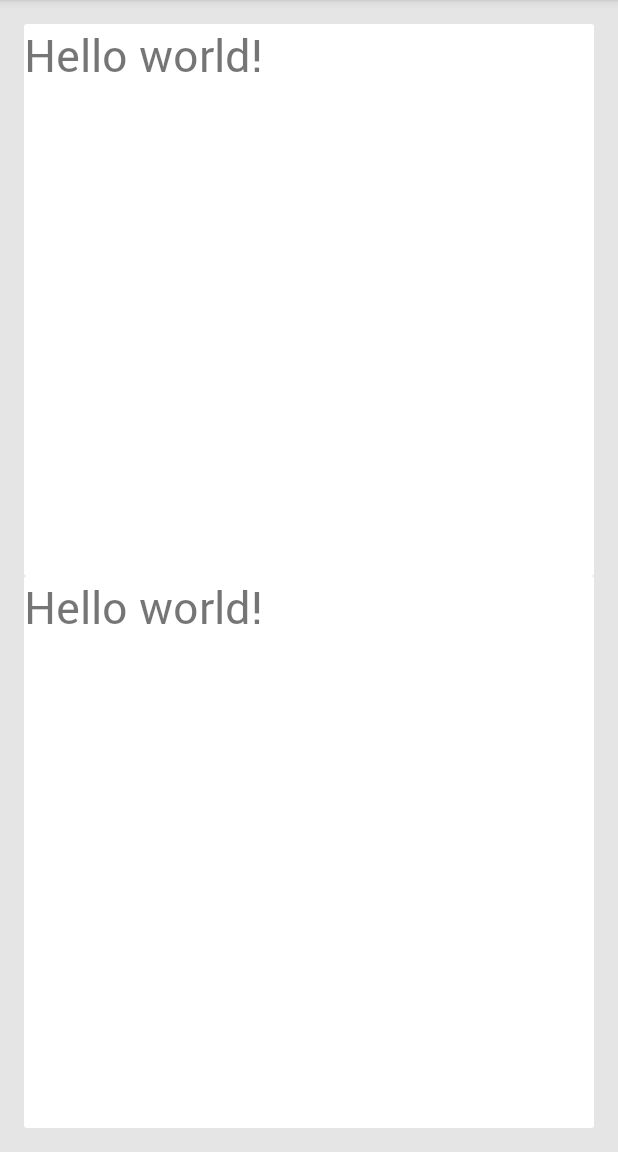
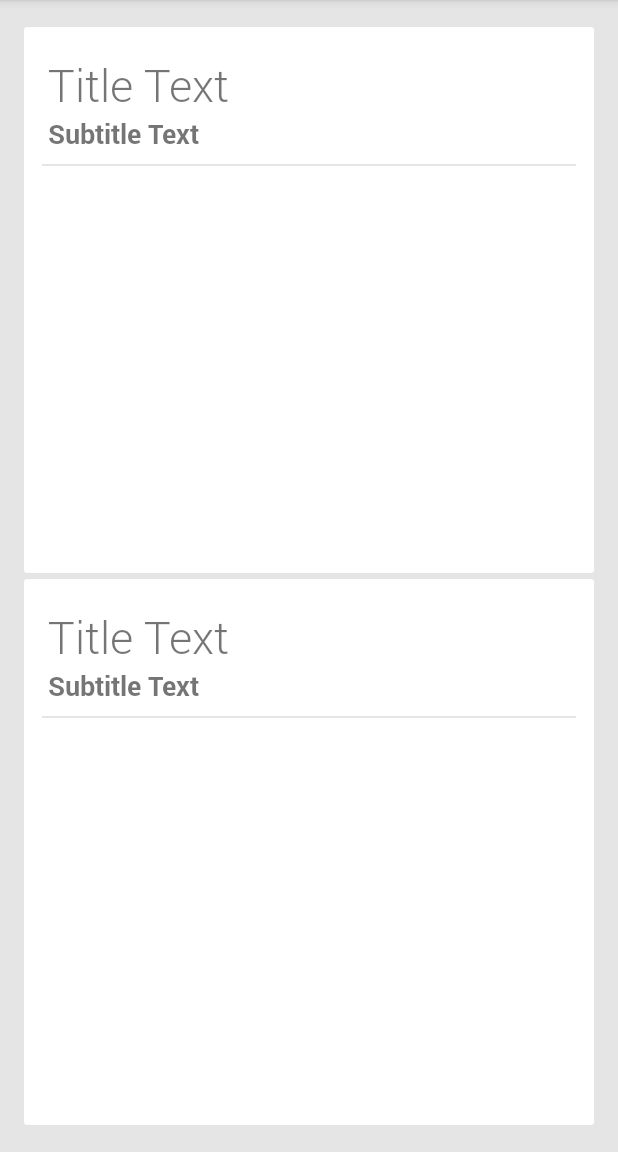
Before and after one commit to phyous/prism, an Android app: the screen it shows after launch (GraderActivity), on a phone screen of 412 x 824 dp, the part 84-1236 px from its top. Run offline under Robolectric (Android 15) with nearby library versions, the phone set to English and light mode, and no system bars.

Commit message:
Moved GraderCardFragment to its own class

```diff
--- a/Prism/src/main/java/com/phyous/prism/GraderActivity.java
+++ b/Prism/src/main/java/com/phyous/prism/GraderActivity.java
@@ -1,14 +1,9 @@
 package com.phyous.prism;
 
-import android.graphics.Typeface;
 import android.support.v7.app.ActionBarActivity;
-import android.support.v4.app.Fragment;
 import android.os.Bundle;
-import android.view.LayoutInflater;
 import android.view.Menu;
 import android.view.MenuItem;
-import android.view.View;
-import android.view.ViewGroup;
 
 public class GraderActivity extends ActionBarActivity {
 
@@ -19,16 +14,14 @@ public class GraderActivity extends ActionBarActivity {
 
         if (savedInstanceState == null) {
             getSupportFragmentManager().beginTransaction()
-                    .add(R.id.plus, new PlaceholderFragment())
-                    .add(R.id.minus, new PlaceholderFragment())
+                    .add(R.id.plus, new GraderCardFragment())
+                    .add(R.id.minus, new GraderCardFragment())
                     .commit();
         }
     }
 
-
     @Override
     public boolean onCreateOptionsMenu(Menu menu) {
-
         // Inflate the menu; this adds items to the action bar if it is present.
         getMenuInflater().inflate(R.menu.prism, menu);
         return true;
@@ -45,21 +38,4 @@ public class GraderActivity extends ActionBarActivity {
         }
         return super.onOptionsItemSelected(item);
     }
-
-    /**
-     * A placeholder fragment containing a simple view.
-     */
-    public static class PlaceholderFragment extends Fragment {
-
-        public PlaceholderFragment() {
-        }
-
-        @Override
-        public View onCreateView(LayoutInflater inflater, ViewGroup container,
-                Bundle savedInstanceState) {
-            View rootView = inflater.inflate(R.layout.fragment_grader_card, container, false);
-            return rootView;
-        }
-    }
-
 }
--- /dev/null
+++ b/Prism/src/main/java/com/phyous/prism/GraderCardFragment.java
@@ -0,0 +1,20 @@
+package com.phyous.prism;
+
+import android.os.Bundle;
+import android.support.v4.app.Fragment;
+import android.view.LayoutInflater;
+import android.view.View;
+import android.view.ViewGroup;
+
+public class GraderCardFragment extends Fragment {
+
+    public GraderCardFragment() {
+    }
+
+    @Override
+    public View onCreateView(LayoutInflater inflater, ViewGroup container,
+            Bundle savedInstanceState) {
+        View rootView = inflater.inflate(R.layout.fragment_grader_card, container, false);
+        return rootView;
+    }
+}
--- a/Prism/src/main/res/layout/fragment_grader_card.xml
+++ b/Prism/src/main/res/layout/fragment_grader_card.xml
@@ -3,6 +3,9 @@
                 xmlns:app="http://schemas.android.com/apk/res-auto"
                 android:layout_width="match_parent"
                 android:layout_height="match_parent"
+                android:paddingTop="@dimen/card_vertical_margin"
+                android:paddingBottom="@dimen/card_vertical_margin"
+                android:background="@color/background_grey"
                 tools:context=".MainActivity$PlaceholderFragment">
 
     <RelativeLayout
@@ -11,11 +14,39 @@
             android:background="@drawable/card_border">
 
         <com.phyous.prism.widget.TypefacedTextView
-                android:text="@string/hello_world"
+                android:id="@+id/title"
+                android:text="Title Text"
                 android:layout_width="wrap_content"
                 android:layout_height="wrap_content"
                 android:textSize="30sp"
-                app:typeface="fonts/Roboto-Regular.ttf"
+                android:paddingTop="18dp"
+                android:paddingLeft="16dp"
+                android:paddingRight="16dp"
+                app:typeface="fonts/Roboto-Light.ttf"
+                />
+
+        <com.phyous.prism.widget.TypefacedTextView
+                android:id="@+id/subtitle"
+                android:text="Subtitle Text"
+                android:layout_width="wrap_content"
+                android:layout_height="wrap_content"
+                android:layout_below="@id/title"
+                android:textSize="18sp"
+                android:paddingLeft="16dp"
+                android:paddingRight="16dp"
+                app:typeface="fonts/Roboto-Bold.ttf"
+                />
+
+        <View
+                android:id="@+id/div_bar"
+                android:layout_below="@id/subtitle"
+                android:layout_width="match_parent"
+                android:layout_height="1dp"
+                android:layout_marginTop="8dp"
+                android:layout_marginBottom="8dp"
+                android:layout_marginLeft="12dp"
+                android:layout_marginRight="12dp"
+                android:background="@color/background_grey"
                 />
 
     </RelativeLayout>
--- a/Prism/src/main/res/values/dimens.xml
+++ b/Prism/src/main/res/values/dimens.xml
@@ -2,5 +2,7 @@
     <!-- Default screen margins, per the Android Design guidelines. -->
     <dimen name="activity_horizontal_margin">16dp</dimen>
     <dimen name="activity_vertical_margin">16dp</dimen>
+    <dimen name="card_horizontal_margin">2dp</dimen>
+    <dimen name="card_vertical_margin">2dp</dimen>
 
     </resources>
```
